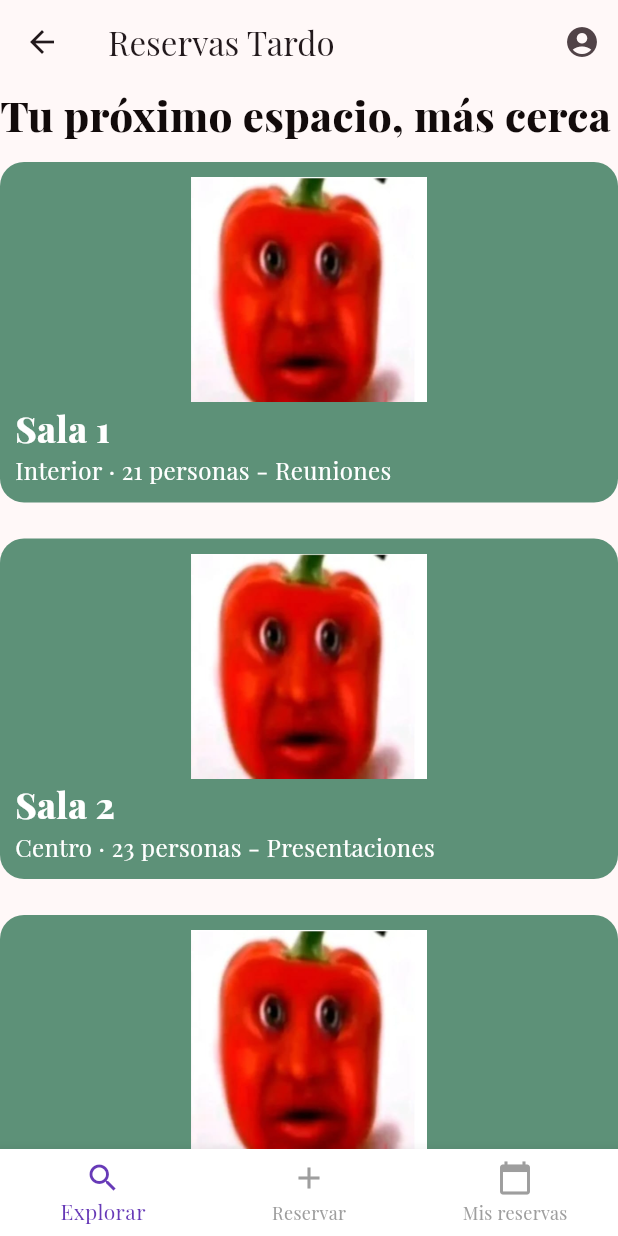
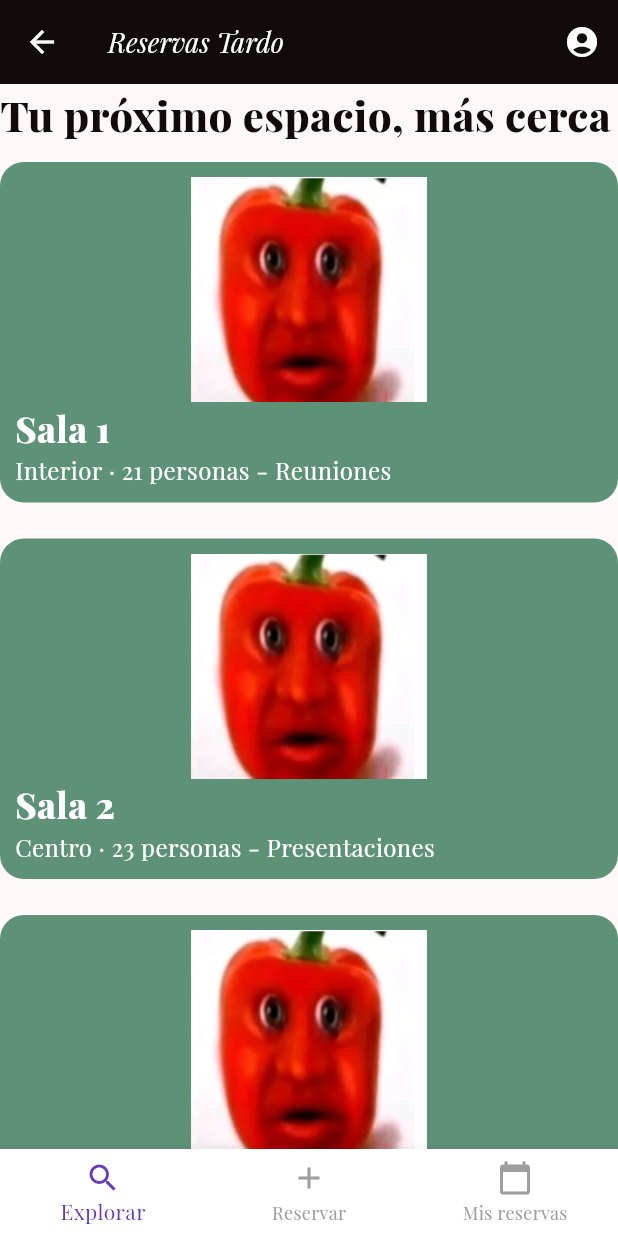
Before and after one commit to andreuete/Reservas-Tardos, a Flutter app: the screen it shows after launch, after a tap on "ENTRAR", on a phone screen of 412 x 824 dp. Run offline on Flutter 3.47's test engine with Material 3 defaults, Android fonts, the phone set to English and light mode, and no system bars.

Commit message:
componentizacion appbar

```diff
--- /dev/null
+++ b/lib/ui/components/generic/AppbarIcono.dart
@@ -0,0 +1,53 @@
+import 'package:flutter/material.dart';
+import 'package:reservas_tardo/ui/perfil/ui/perfil_screen.dart';
+
+class AppbarIcono extends StatelessWidget implements PreferredSizeWidget {
+  final String NombrePagina;
+  final bool icono;
+
+  const AppbarIcono({super.key, required this.NombrePagina, this.icono = true});
+
+  @override
+  Size get preferredSize => const Size.fromHeight(kToolbarHeight);
+
+  @override
+  Widget build(BuildContext context) {
+    return AppBar(
+      title: Text(NombrePagina),
+      titleTextStyle: TextStyle(
+        fontSize: 18,
+        color: Colors.white,
+        fontFamily: "PlayfairDisplay",
+        fontStyle: FontStyle.italic,
+      ),
+      backgroundColor: Color.fromARGB(255, 18, 11, 11),
+      leading: const BackButton(color: Colors.white),
+      actions: icono
+          ? [
+              IconButton(
+                icon: const Icon(Icons.account_circle, color: Colors.white),
+                onPressed: () {
+                  Navigator.push(
+                    context,
+                    MaterialPageRoute(
+                      builder: (context) => const UserProfile(),
+                    ),
+                  );
+                },
+              ),
+            ]
+          : null,
+
+      // elevation: 0,
+    );
+  }
+}
+
+/*onPressed: () {
+                  Navigator.push(
+                    context,
+                    MaterialPageRoute(
+                      builder: (context) => const UserProfile(),
+                    ),
+                  );
+                   */
--- a/lib/ui/espacios/ui/espacios_screen.dart
+++ b/lib/ui/espacios/ui/espacios_screen.dart
@@ -1,21 +1,12 @@
 import 'package:flutter/material.dart';
+import 'package:reservas_tardo/ui/components/generic/AppbarIcono.dart';
 import 'package:reservas_tardo/ui/core/ui/espacio_tarjeta.dart';
 
 class EspaciosScreen extends StatelessWidget {
   @override
   Widget build(BuildContext context) {
     return Scaffold(
-      appBar: AppBar(
-        title: const Text('Reservas Tardo'),
-        actions: [
-          IconButton(
-            icon: const Icon(Icons.account_circle),
-            onPressed: () {
-              print('Perfil pulsado');
-            },
-          ),
-        ],
-      ),
+      appBar: AppbarIcono(NombrePagina: "Reservas Tardo"),
       body: ListView(
         children: [
           Text(
--- a/lib/ui/reservas/ui/mis_reservas_screen.dart
+++ b/lib/ui/reservas/ui/mis_reservas_screen.dart
@@ -1,21 +1,12 @@
 import 'package:flutter/material.dart';
+import 'package:reservas_tardo/ui/components/generic/AppbarIcono.dart';
 import 'package:reservas_tardo/ui/core/ui/reserva_tarjeta.dart';
 
 class MisReservasScreen extends StatelessWidget {
   @override
   Widget build(BuildContext context) {
     return Scaffold(
-      appBar: AppBar(
-        title: const Text('Mis reservas'),
-        actions: [
-          IconButton(
-            icon: const Icon(Icons.account_circle),
-            onPressed: () {
-              print('Perfil pulsado');
-            },
-          ),
-        ],
-      ),
+      appBar: AppbarIcono(NombrePagina: "Mis reservas"),
       body: ListView(
         children: [
           ReservaTarjeta(
--- a/lib/ui/reservas/ui/nueva_reserva_screen.dart
+++ b/lib/ui/reservas/ui/nueva_reserva_screen.dart
@@ -1,4 +1,5 @@
 import 'package:flutter/material.dart';
+import 'package:reservas_tardo/ui/components/generic/AppbarIcono.dart';
 
 class NuevaReservaScreen extends StatelessWidget {
   const NuevaReservaScreen({super.key});
@@ -6,17 +7,7 @@ class NuevaReservaScreen extends StatelessWidget {
   @override
   Widget build(BuildContext context) {
     return Scaffold(
-      appBar: AppBar(
-        title: const Text('Nueva reserva'),
-        actions: [
-          IconButton(
-            icon: const Icon(Icons.account_circle),
-            onPressed: () {
-              print('Perfil pulsado');
-            },
-          ),
-        ],
-      ),
+      appBar: AppbarIcono(NombrePagina: "Nueva reserva"),
       body: ListView(
         children: [
           Container(
```
